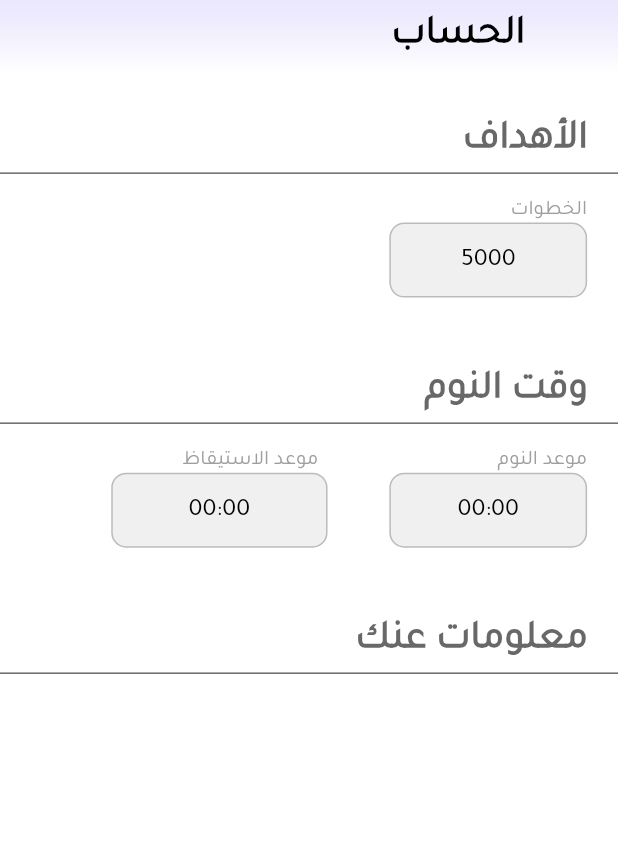
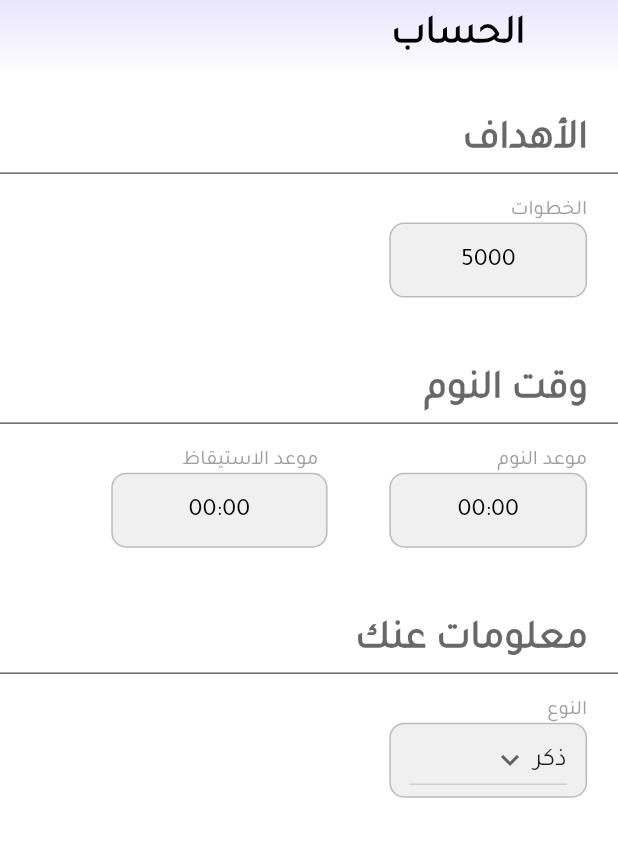
Before and after one commit to Mohamed-Mohanad/PulseApp, a Flutter app: the CalculationScreen screen opened directly, on a phone screen of 412 x 824 dp, the part 124-981 px from its top. Run offline on Flutter 3.47's test engine with Material 2 defaults, Android fonts, the phone set to English and light mode, and no system bars; our stand-ins replace bloc, cached_network_image, cloud_firestore, dio, firebase_auth, firebase_core and 9 more; missing offline and left inert: animate_icons, cloud_firestore_web, day_night_time_picker, firebase_auth_web, firebase_core_web, firebase_database_web and 2 more; accounts and stored records are empty; network calls fail.

```diff
--- a/lib/Layout/OnBoarding/onboarding_screen.dart
+++ b/lib/Layout/OnBoarding/onboarding_screen.dart
@@ -35,7 +35,7 @@ class _OnBoardingScreenState extends State<OnBoardingScreen> {
             crossAxisAlignment: CrossAxisAlignment.center,
             children: [
               Container(
-                height: size.height * 0.18,
+                height: size.height * 0.15,
                 child: Stack(
                   children: [
                     ClipPath(
@@ -101,7 +101,7 @@ class _OnBoardingScreenState extends State<OnBoardingScreen> {
                     ),
                     Container(
                       width: size.width,
-                      height: size.height * 0.6,
+                      height: size.height * 0.68,
                       padding: EdgeInsets.symmetric(
                         vertical: size.height * 0.05,
                         horizontal: size.width * 0.04,
@@ -124,7 +124,7 @@ class _OnBoardingScreenState extends State<OnBoardingScreen> {
                       ),
                     ),
                     Container(
-                      height: size.height * 0.15,
+                      height: size.height * 0.12,
                       width: size.width,
                       padding: EdgeInsets.symmetric(
                         horizontal: size.width * 0.1,
--- a/lib/Modules/calculation_screen/calculation_screen.dart
+++ b/lib/Modules/calculation_screen/calculation_screen.dart
@@ -119,20 +119,20 @@ class _CalculationScreenState extends State<CalculationScreen> {
                             children: [
                               Row(
                                 children: [
-                                  // CalculateBox(
-                                  //   width: size.width * 0.32,
-                                  //   header: 'النوع',
-                                  //   child: DropdownButton(
-                                  //     value: cubit.genderValue,
-                                  //     icon: const Icon(Icons.keyboard_arrow_down),
-                                  //     items: cubit.genderItems,
-                                  //     onChanged: (String? newValue) {
-                                  //       if (newValue != null) {
-                                  //         cubit.changeGenderValue(newValue);
-                                  //       }
-                                  //     },
-                                  //   ),
-                                  // ),
+                                  CalculateBox(
+                                    width: size.width * 0.32,
+                                    header: 'النوع',
+                                    child: DropdownButton(
+                                      value: cubit.genderValue,
+                                      icon: const Icon(Icons.keyboard_arrow_down),
+                                      items: cubit.genderItems,
+                                      onChanged: (String? newValue) {
+                                        if (newValue != null) {
+                                          cubit.changeGenderValue(newValue);
+                                        }
+                                      },
+                                    ),
+                                  ),
                                   // CalculateBox(
                                   //   width: size.width * 0.38,
                                   //   header: 'تاريخ الميلاد',
--- a/lib/main.dart
+++ b/lib/main.dart
@@ -6,6 +6,9 @@ import 'package:flutter_localizations/flutter_localizations.dart';
 import 'package:flutter_screenutil/flutter_screenutil.dart';
 import 'package:pulse_app/Modules/selection_screen/selection_screen.dart';
 import 'package:pulse_app/cubits/authintication/auth_cubit.dart';
+import 'Layout/Main/main_screen.dart';
+import 'Layout/OnBoarding/onboarding_screen.dart';
+import 'Modules/device_add/add_device_screen.dart';
 import 'Shared/Cubit/bloc_observer.dart';
 import 'Shared/Cubit/cubit.dart';
 import 'Shared/Cubit/states.dart';
@@ -76,7 +79,7 @@ class MyApp extends StatelessWidget {
               },
               theme: lightMode,
               themeMode: ThemeMode.light,
-              home: const SelectionScreen(),
+              home: const MainScreen(),
             ),
           );
         },
```
Also changed, not shown: lib/cubits/calculation/calculation_cubit.dart (+30 -28 lines).
